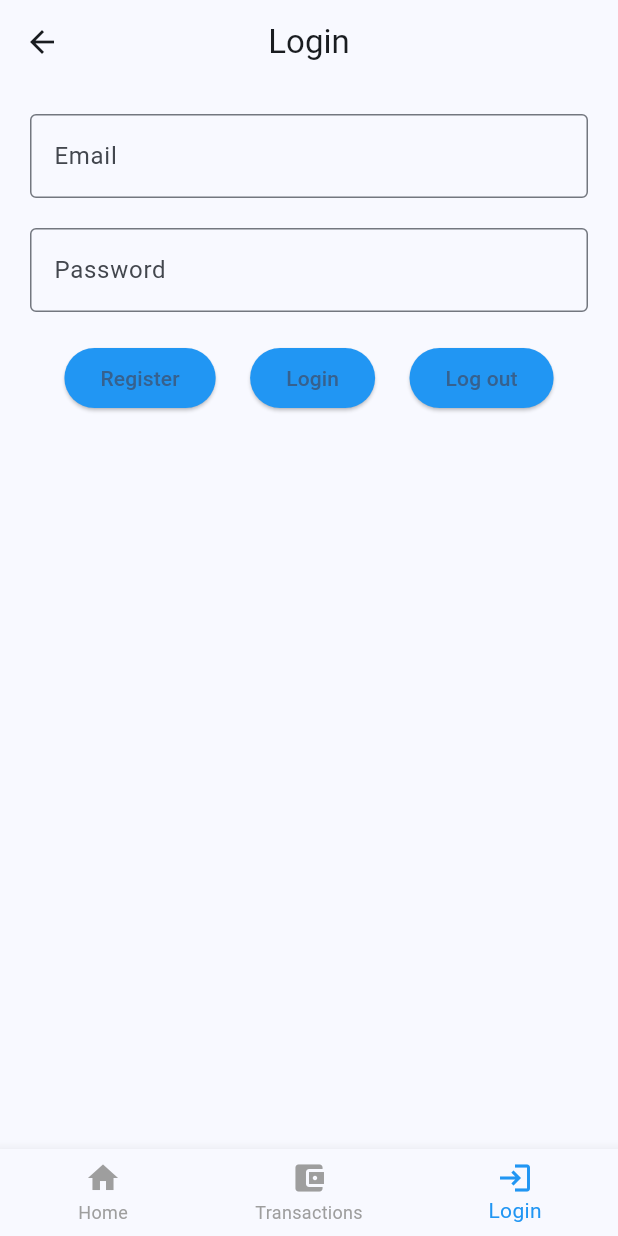
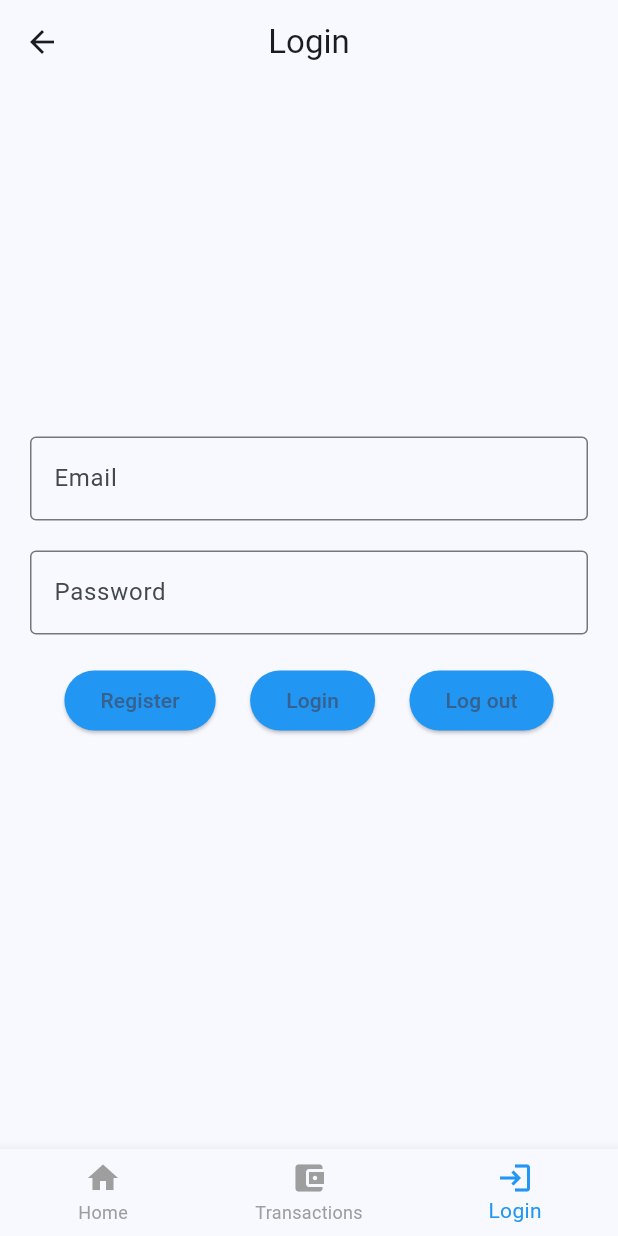
Before and after one commit to BIGboss248/flutter-currency-project, a Flutter app: the screen it shows after launch, item 3 of the bottom bar chosen, on a phone screen of 412 x 824 dp. Run offline on Flutter 3.47's test engine with Material 3 defaults, Android fonts, the phone set to English and light mode, and no system bars; our stand-ins replace firebase_auth, firebase_core, go_router, shared_preferences; accounts and stored records are empty; generated files the repository leaves out were written again; network calls fail.

Commit message:
added column alignments to the middle

```diff
--- a/lib/pages/login_page.dart
+++ b/lib/pages/login_page.dart
@@ -50,6 +50,10 @@ class _LoginPageState extends State<LoginPage> {
       body: Container(
         margin: const EdgeInsets.all(20),
         child: Column(
+          mainAxisAlignment:
+              MainAxisAlignment.center, // Center content vertically
+          crossAxisAlignment:
+              CrossAxisAlignment.center, // Center content horizontally
           spacing: 20.0,
           children: [
             TextField(
```
